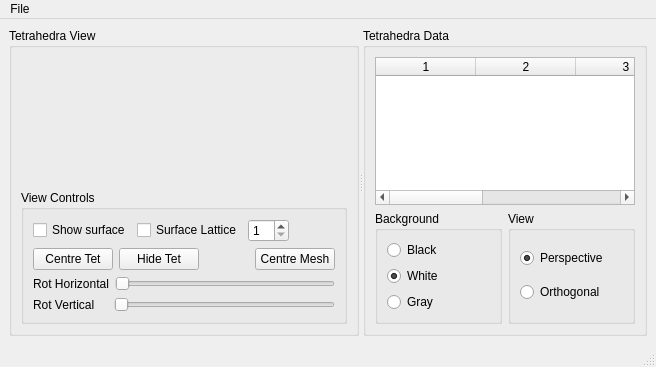
Qt form resources/tetgenviewermain.ui (yousefalshaikh17/protein_mesh_simulated_annealing) before a commit.
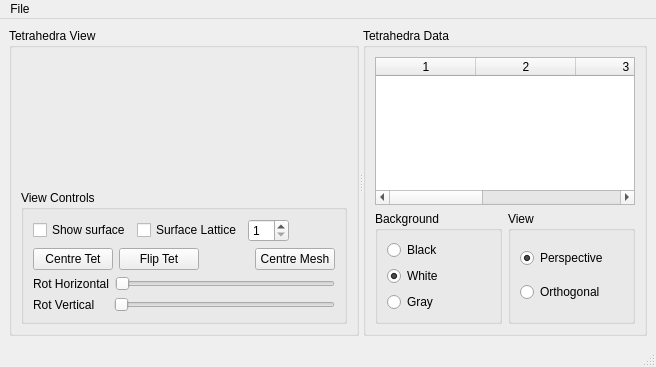
The same form after that commit. Custom widgets are drawn as their Qt base class.

Commit message: Hide button renamded & working

```diff
--- a/resources/tetgenviewermain.ui
+++ b/resources/tetgenviewermain.ui
@@ -111,7 +111,7 @@
                 <bool>true</bool>
                </property>
                <property name="text">
-                <string>Hide Tet</string>
+                <string>Flip Tet</string>
                </property>
               </widget>
              </item>
```
Left out of the diff: 2 changed lines with no effect on the pictures. The commit also changes 2 other files.
